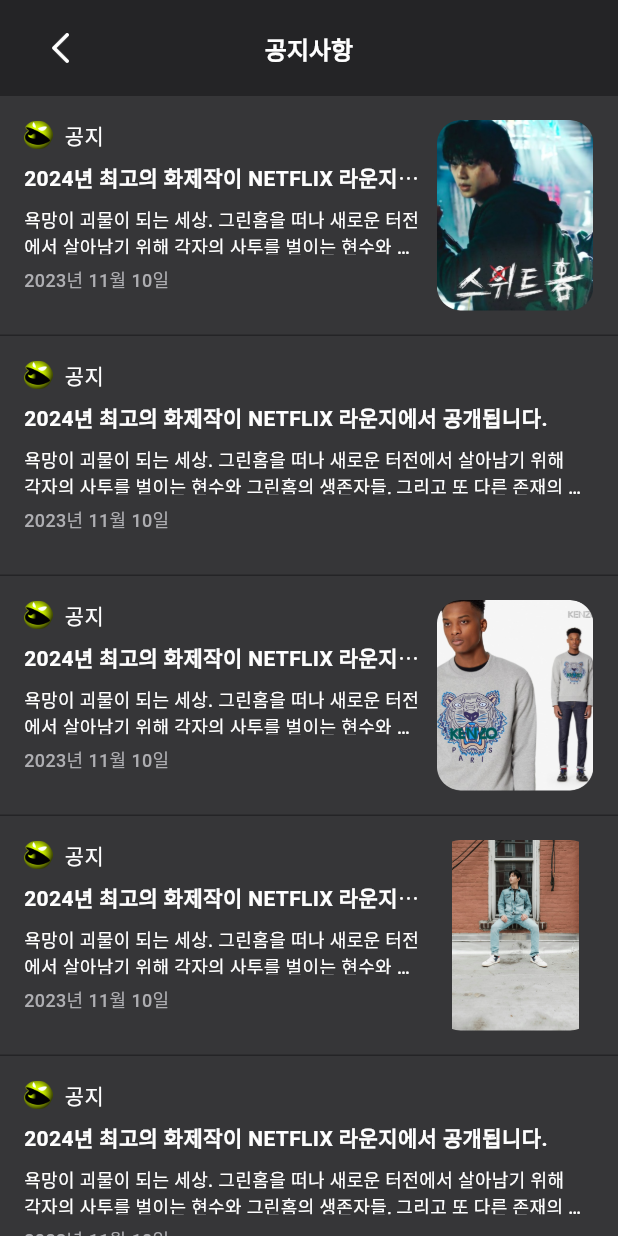
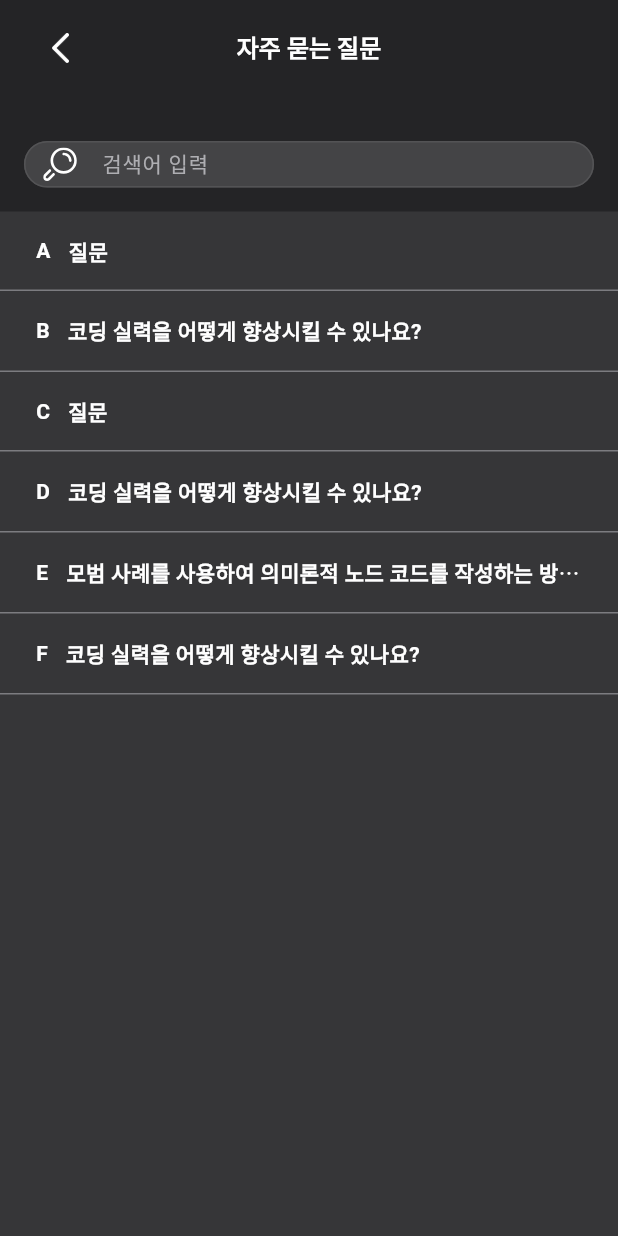
Before and after one commit to Faysel-Abdella/Flutter-App-Development, a Flutter app: the screen it shows after launch, on a phone screen of 412 x 824 dp. Run offline on Flutter 3.47's test engine with Material 3 defaults, Android fonts, the phone set to English and light mode, and no system bars; our stand-ins replace flutter_chat_types, flutter_otp_text_field, flutter_svg, image_picker; missing offline and left inert: flutter_link_previewer, radio_group_v2; project files that could hold a hidden picture were left out.

Commit message:
Deploy FAQ screen

```diff
--- a/lib/main.dart
+++ b/lib/main.dart
@@ -9,6 +9,7 @@ import 'package:flutter_app_gap/screens/join/login_process/login.dart';
 import 'package:flutter_app_gap/screens/join/login_process/otp_certified_page.dart';
 import 'package:flutter_app_gap/screens/join/register_profile/lounge_select.dart';
 import 'package:flutter_app_gap/screens/join/register_profile/name_register.dart';
+import 'package:flutter_app_gap/screens/profile_setting/profile_faq.dart';
 import 'package:flutter_app_gap/screens/profile_setting/profile_notice.dart';
 import 'package:flutter_app_gap/screens/profile_setting/setting_home.dart';
 
@@ -29,7 +30,7 @@ class MyApp extends StatelessWidget {
         colorScheme: ColorScheme.fromSeed(seedColor: Colors.deepPurple),
         useMaterial3: true,
       ),
-      home: const ProfileNotice(),
+      home: const ProfileFAQ(),
     );
   }
 }
--- a/lib/screens/direct_message/chat_room.dart
+++ b/lib/screens/direct_message/chat_room.dart
@@ -704,6 +704,7 @@ class _ChatRoomState extends State<ChatRoom> {
 
                                     _scrollController.jumpTo(200);
                                   },
+
                                   child: Container(
                                     height: 176,
                                     child: TextField(
--- /dev/null
+++ b/lib/screens/profile_setting/profile_faq.dart
@@ -0,0 +1,203 @@
+import 'package:flutter/material.dart';
+import 'package:flutter_app_gap/components/app_bar.dart';
+import 'package:flutter_svg/flutter_svg.dart';
+
+class ProfileFAQ extends StatefulWidget {
+  const ProfileFAQ({super.key});
+
+  @override
+  State<ProfileFAQ> createState() => _ProfileFAQState();
+}
+
+class Faq {
+  String label;
+  String text;
+  Faq(
+    this.label,
+    this.text,
+  );
+}
+
+class _ProfileFAQState extends State<ProfileFAQ> {
+  final TextEditingController _controller = TextEditingController();
+  final FocusNode _focusNode = FocusNode();
+  bool _isFocused = false;
+
+  List<Faq> faqs = [];
+
+  @override
+  void initState() {
+    super.initState();
+    _focusNode.addListener(_handleFocusChange);
+    _isFocused = false;
+    faqs = [
+      Faq("A", "질문"),
+      Faq("B", "코딩 실력을 어떻게 향상시킬 수 있나요?"),
+      Faq("C", "질문"),
+      Faq("D", "코딩 실력을 어떻게 향상시킬 수 있나요?"),
+      Faq("E",
+          "모범 사례를 사용하여 의미론적 노드 코드를 작성하는 방법은 무엇입니까? 이것을 수행하는 가장 좋은 방법은 무엇입니까?"),
+      Faq("F", "코딩 실력을 어떻게 향상시킬 수 있나요?"),
+    ];
+  }
+
+  @override
+  void dispose() {
+    super.dispose();
+    _focusNode.removeListener(_handleFocusChange);
+    _focusNode.dispose();
+  }
+
+  void _handleFocusChange() {
+    print("Focus: ${_focusNode.hasFocus.toString()}");
+    setState(() {
+      _isFocused = _focusNode.hasFocus;
+    });
+  }
+
+  @override
+  Widget build(BuildContext context) {
+    return Scaffold(
+      backgroundColor: Color(0xFF363638),
+      appBar: CustomAppBar(text: "자주 묻는 질문"),
+      body: Container(
+        child: Column(
+          children: [
+            // Searching bar
+            Container(
+              padding:
+                  EdgeInsets.only(top: 30, left: 16, right: 16, bottom: 16),
+              color: Color(0xFF242426),
+              child: Row(
+                children: [
+                  Expanded(
+                    child: Container(
+                      height: 31,
+                      decoration: BoxDecoration(
+                        borderRadius: BorderRadius.circular(16),
+                        color: Color(0xFF444446),
+                      ),
+                      child: FocusScope(
+                        child: Focus(
+                          onFocusChange: (hasFocus) {
+                            setState(() {
+                              _isFocused = hasFocus;
+                              print(_isFocused.toString());
+                            });
+                          },
+                          child: TextField(
+                            controller: _controller,
+                            focusNode: _focusNode,
+                            cursorColor: Colors.white,
+                            onTap: () {},
+                            decoration: InputDecoration(
+                              hintText: '검색어 입력',
+                              hintStyle: const TextStyle(
+                                  color: Color(0xFFAEAEB2),
+                                  fontSize: 14,
+                                  fontWeight: FontWeight.w500),
+                              focusedBorder: OutlineInputBorder(
+                                borderRadius: BorderRadius.circular(16),
+                                borderSide:
+                                    BorderSide(color: Color(0xFF545456)),
+                              ),
+                              enabledBorder: OutlineInputBorder(
+                                borderRadius: BorderRadius.circular(24),
+                                borderSide:
+                                    BorderSide(color: Color(0xFF7545456)),
+                              ),
+                              prefixIcon: Padding(
+                                padding: const EdgeInsets.all(2.0),
+                                child: SvgPicture.asset(
+                                  "images/search_icon.svg",
+                                  color: Colors.white,
+                                ),
+                              ),
+                              contentPadding: const EdgeInsets.symmetric(
+                                vertical: 2,
+                                horizontal: 16,
+                              ),
+                            ),
+                            style: const TextStyle(
+                                fontSize: 14,
+                                fontWeight: FontWeight.w500,
+                                color: Colors.white),
+                            onChanged: (value) {
+                              _handleFocusChange();
+                            },
+                          ),
+                        ),
+                      ),
+                    ),
+                  ),
+                  _isFocused
+                      ? Container(
+                          margin: EdgeInsets.only(left: 8),
+                          child: GestureDetector(
+                            onTap: () {
+                              _focusNode.unfocus();
+                            },
+                            child: Text(
+                              "취소",
+                              style: TextStyle(
+                                  fontSize: 14,
+                                  fontWeight: FontWeight.w500,
+                                  color: Colors.white),
+                            ),
+                          ),
+                        )
+                      : SizedBox(
+                          height: 0,
+                        ),
+                ],
+              ),
+            ),
+
+            // Items
+            SingleChildScrollView(
+              child: ListView.builder(
+                shrinkWrap: true,
+                itemCount: faqs.length,
+                itemBuilder: (context, index) {
+                  return Container(
+                    padding: EdgeInsets.symmetric(vertical: 16, horizontal: 24),
+                    decoration: BoxDecoration(
+                        border: Border(
+                            bottom: BorderSide(color: Color(0xFF7C7C80)))),
+                    child: Row(
+                      children: [
+                        Text(
+                          faqs[index].label,
+                          style: TextStyle(
+                            fontSize: 14,
+                            fontWeight: FontWeight.w700,
+                            color: Colors.white,
+                          ),
+                        ),
+                        SizedBox(
+                          width: 12,
+                        ),
+                        Flexible(
+                          child: Text(
+                            faqs[index].text,
+                            style: TextStyle(
+                              fontSize: 14,
+                              fontWeight: FontWeight.w700,
+                              color: Colors.white,
+                            ),
+                            overflow: TextOverflow.ellipsis,
+                            maxLines: 1,
+                          ),
+                        ),
+                      ],
+                    ),
+                  );
+                },
+              ),
+            )
+          ],
+        ),
+      ),
+    );
+  }
+}
```
Also changed, not shown: lib/screens/profile_setting/profile_notice.dart (+123 -10 lines).
